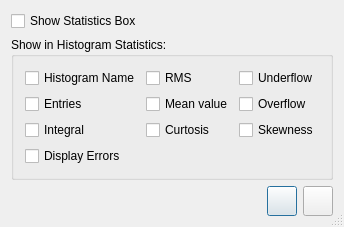
This is qt4/Go4GUI/TGo4OptStatsSettings.ui in gsi-ee/go4 as Qt 5 draws it before an edit. The edited form follows.
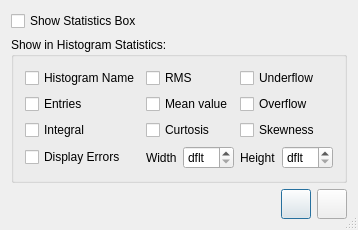
This is the edited form. Icons and pictures are not drawn.

Commit message: Add possibility to change default position of stat box (only for qt4 gui)

Patch:
```diff
--- a/qt4/Go4GUI/TGo4OptStatsSettings.ui
+++ b/qt4/Go4GUI/TGo4OptStatsSettings.ui
@@ -198,33 +198,15 @@
                 </property>
               </widget>
             </item>
-            <item rowspan="1" row="3" column="0" colspan="3" >
-              <layout class="QHBoxLayout" >
-                <item>
-                  <widget class="QCheckBox" name="DrawErrorsButton" >
-                    <property name="text" >
-                      <string>Display Errors</string>
-                    </property>
-                  </widget>
-                </item>
-                <item>
-                  <spacer name="spacer3" >
-                    <property name="sizeHint" >
-                      <size>
-                        <width>181</width>
-                        <height>20</height>
-                      </size>
-                    </property>
-                    <property name="sizeType" >
-                      <enum>QSizePolicy::Expanding</enum>
-                    </property>
-                    <property name="orientation" >
-                      <enum>Qt::Horizontal</enum>
-                    </property>
-                  </spacer>
-                </item>
-              </layout>
+            
+            <item row="3" column="0">
+              <widget class="QCheckBox" name="DrawErrorsButton" >
+                <property name="text" >
+                  <string>Display Errors</string>
+                </property>
+              </widget>
             </item>
+            
             <item row="1" column="2" >
               <widget class="QCheckBox" name="DrawOverflowButton" >
                 <property name="text" >
@@ -232,6 +214,76 @@
                 </property>
               </widget>
             </item>
+            
+     <item row="3" column="1">
+       <layout class="QHBoxLayout" name="horizontalLayout_2">
+        <item>
+         <widget class="QLabel" name="StatWidthLbl">
+          <property name="text">
+           <string>Width</string>
+          </property>
+         </widget>
+        </item>
+        <item>
+         <widget class="QDoubleSpinBox" name="StatWidthBox">
+          <property name="specialValueText">
+           <string>dflt</string>
+          </property>
+          <property name="decimals">
+           <number>2</number>
+          </property>
+          <property name="minimum">
+           <double>0.0</double>
+          </property>
+          <property name="maximum">
+           <double>1.0</double>
+          </property>
+          <property name="value">
+           <double>0.0</double>
+          </property>
+          <property name="singleStep">
+           <double>0.1</double>
+          </property>
+         </widget>
+        </item>
+       </layout>
+      </item>
+     <item row="3" column="2">
+       <layout class="QHBoxLayout" name="horizontalLayout">
+        <item>
+         <widget class="QLabel" name="StatHeightLbl">
+          <property name="text">
+           <string>Height</string>
+          </property>
+         </widget>
+        </item>
+        <item>
+         <widget class="QDoubleSpinBox" name="StatHeightBox">
+          <property name="specialValueText">
+           <string>dflt</string>
+          </property>
+          <property name="decimals">
+           <number>2</number>
+          </property>
+          <property name="minimum">
+           <double>0.0</double>
+          </property>
+          <property name="maximum">
+           <double>1.0</double>
+          </property>
+          <property name="value">
+           <double>0.0</double>
+          </property>
+          <property name="singleStep">
+           <double>0.1</double>
+          </property>
+         </widget>
+        </item>
+       </layout>
+      </item>
+            
+            
+            
           </layout>
         </widget>
       </item>
```
The commit also changes 6 other files.
